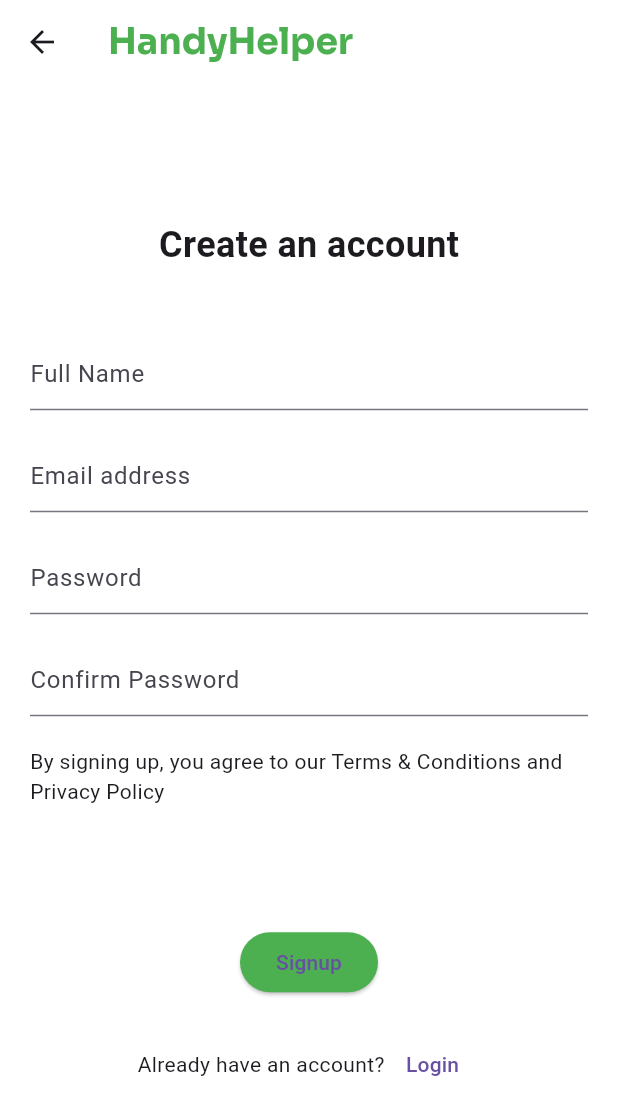
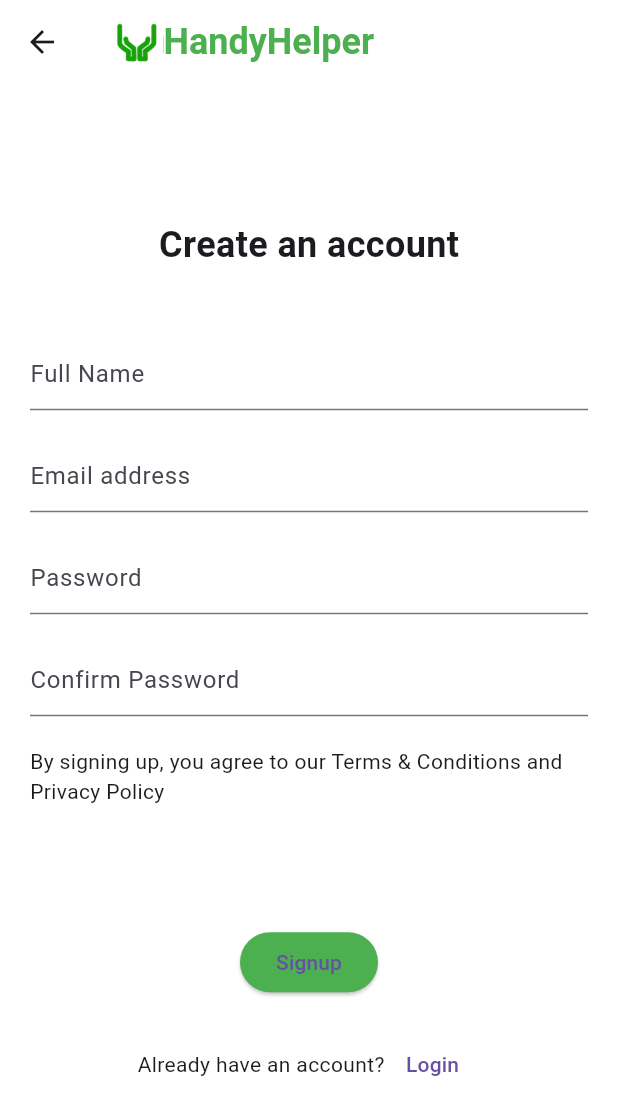
Before and after one commit to ST60002CEM/batch32b-ChewanRai1, a Flutter app: the screen it shows after launch, after a tap on "Login", after a tap on "Create an account in a minute.", on a phone screen of 412 x 824 dp. Shown: the top 1115 px of the screen. Run offline on Flutter 3.47's test engine with Material 3 defaults, Android fonts, the phone set to English and light mode, and no system bars; our stand-ins replace google_fonts; missing offline and left inert: mongo_dart.

Commit message:
logo added to splash and the login with register

```diff
--- a/lib/screen/dashboard_screen.dart
+++ b/lib/screen/dashboard_screen.dart
@@ -24,9 +24,24 @@ class _DashboardScreenState extends State<DashboardScreen> {
   Widget build(BuildContext context) {
     return Scaffold(
       appBar: AppBar(
-          title: const Text(
-            "HandyHelper",
-            style: TextStyle(fontWeight: FontWeight.bold),
+          title: const Row(
+            children: [
+              // Image.asset(
+              //   'assets/images/logo.png',
+              //   height: 37.0,
+              //   width: 37.0,
+              // ),
+              // const SizedBox(width: 0.0),
+              Text(
+                'HandyHelper',
+                style: TextStyle(
+                  fontSize: 24,
+                  fontWeight: FontWeight.bold,
+                  fontFamily: 'Roboto',
+                  color: Colors.white,
+                ),
+              ),
+            ],
           ),
           backgroundColor: Colors.green,
           elevation: 2,
--- a/lib/screen/login_screen.dart
+++ b/lib/screen/login_screen.dart
@@ -21,13 +21,24 @@ class _LoginPageState extends State<LoginPage> {
   Widget build(BuildContext context) {
     return Scaffold(
       appBar: AppBar(
-        title: const Text(
-          'HandyHelper',
-          style: TextStyle(
-              fontSize: 24,
-              fontWeight: FontWeight.bold,
-              fontFamily: 'Roboto',
-              color: Colors.green),
+        title: Row(
+          children: [
+            Image.asset(
+              'assets/images/logo.png',
+              height: 37.0,
+              width: 37.0,
+            ),
+            const SizedBox(width: 0.0),
+            const Text(
+              'HandyHelper',
+              style: TextStyle(
+                fontSize: 24,
+                fontWeight: FontWeight.bold,
+                fontFamily: 'Roboto',
+                color: Colors.green,
+              ),
+            ),
+          ],
         ),
         backgroundColor: Colors.white,
       ),
--- a/lib/screen/register_screen.dart
+++ b/lib/screen/register_screen.dart
@@ -16,13 +16,24 @@ class _SignUpPageState extends State<SignUpPage> {
   Widget build(BuildContext context) {
     return Scaffold(
       appBar: AppBar(
-        title: Text(
-          'HandyHelper',
-          style: GoogleFonts.sora(
-            fontSize: 24,
-            fontWeight: FontWeight.bold,
-            color: Colors.green,
-          ),
+        title: Row(
+          children: [
+            Image.asset(
+              'assets/images/logo.png',
+              height: 37.0,
+              width: 37.0,
+            ),
+            const SizedBox(width: 0.0),
+            const Text(
+              'HandyHelper',
+              style: TextStyle(
+                fontSize: 24,
+                fontWeight: FontWeight.bold,
+                fontFamily: 'Roboto',
+                color: Colors.green,
+              ),
+            ),
+          ],
         ),
         backgroundColor: Colors.white,
       ),
--- a/lib/screen/splash_screen.dart
+++ b/lib/screen/splash_screen.dart
@@ -26,7 +26,16 @@ class _SplashScreenState extends State<SplashScreen> {
   Widget build(BuildContext context) {
     return Scaffold(
       body: Center(
-        child: Text(
+        child: Column(
+          mainAxisAlignment: MainAxisAlignment.center,
+          children: [
+            Image.asset(
+              'assets/images/logo.png', // Update the path if needed
+              height: 100.0,
+              width: 100.0,
+            ),
+            const SizedBox(height: 16.0),
+            Text(
               'HandyHelper',
               style: GoogleFonts.sora(
                 fontSize: 24,
@@ -34,6 +43,8 @@ class _SplashScreenState extends State<SplashScreen> {
                 color: Colors.green,
               ),
             ),
+          ],
+        ),
       ),
     );
   }
```
Also changed, not shown: assets/images/logo.png (added). Lines whose indentation alone changed are shown as unchanged.
